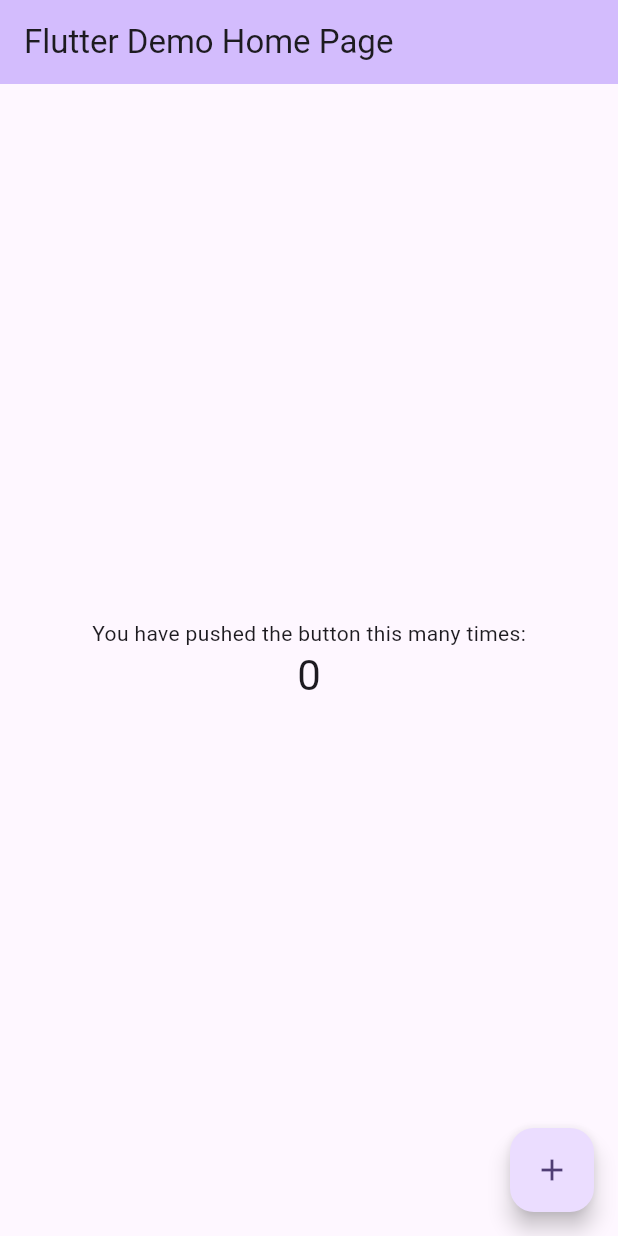
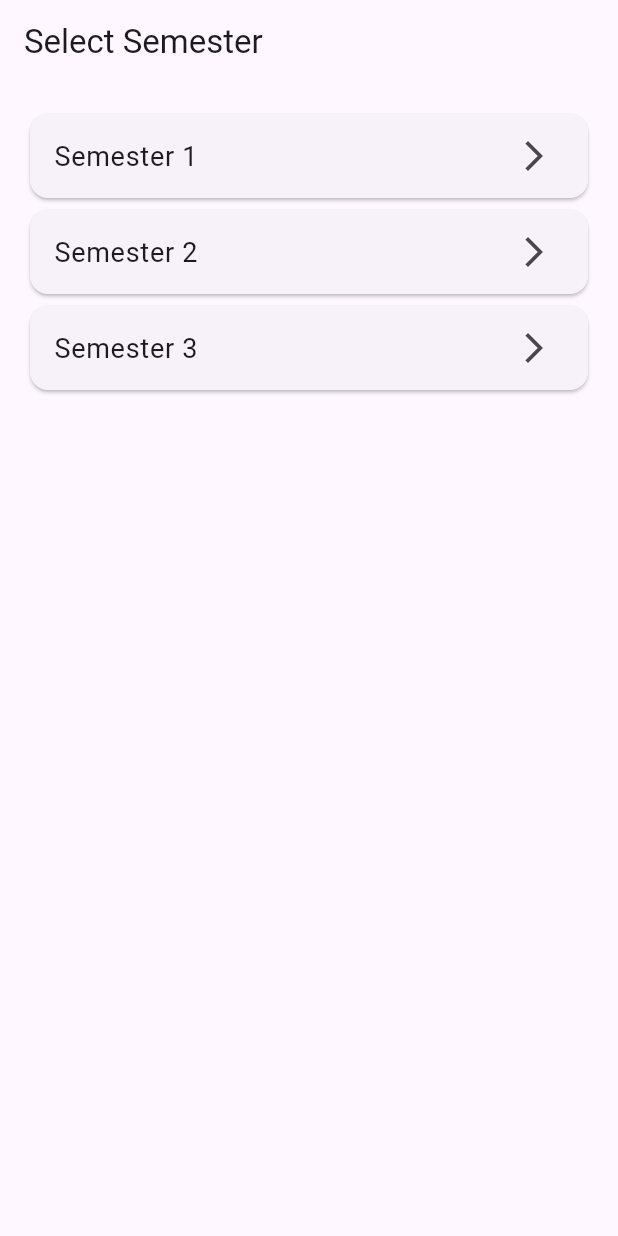
Before and after one commit to Swasthika-P-S/lms, a Flutter app: the screen it shows after launch, on a phone screen of 412 x 824 dp. Run offline on Flutter 3.47's test engine with Material 3 defaults, Android fonts, the phone set to English and light mode, and no system bars.

Commit message:
Add semester and course screens for quiz tab

```diff
--- a/lib/main.dart
+++ b/lib/main.dart
@@ -1,4 +1,5 @@
 import 'package:flutter/material.dart';
+import 'package:lms/quiz_tab/semester_screen.dart';
 
 void main() {
   runApp(const MyApp());
@@ -7,116 +8,15 @@ void main() {
 class MyApp extends StatelessWidget {
   const MyApp({super.key});
 
-  // This widget is the root of your application.
   @override
   Widget build(BuildContext context) {
     return MaterialApp(
-      title: 'Flutter Demo',
+      debugShowCheckedModeBanner: false,
+      title: 'LMS',
       theme: ThemeData(
-        // This is the theme of your application.
-        //
-        // TRY THIS: Try running your application with "flutter run". You'll see
-        // the application has a purple toolbar. Then, without quitting the app,
-        // try changing the seedColor in the colorScheme below to Colors.green
-        // and then invoke "hot reload" (save your changes or press the "hot
-        // reload" button in a Flutter-supported IDE, or press "r" if you used
-        // the command line to start the app).
-        //
-        // Notice that the counter didn't reset back to zero; the application
-        // state is not lost during the reload. To reset the state, use hot
-        // restart instead.
-        //
-        // This works for code too, not just values: Most code changes can be
-        // tested with just a hot reload.
-        colorScheme: .fromSeed(seedColor: Colors.deepPurple),
+        primarySwatch: Colors.blue,
       ),
-      home: const MyHomePage(title: 'Flutter Demo Home Page'),
+      home: const SemesterScreen(),
     );
   }
 }
-
-class MyHomePage extends StatefulWidget {
-  const MyHomePage({super.key, required this.title});
-
-  // This widget is the home page of your application. It is stateful, meaning
-  // that it has a State object (defined below) that contains fields that affect
-  // how it looks.
-
-  // This class is the configuration for the state. It holds the values (in this
-  // case the title) provided by the parent (in this case the App widget) and
-  // used by the build method of the State. Fields in a Widget subclass are
-  // always marked "final".
-
-  final String title;
-
-  @override
-  State<MyHomePage> createState() => _MyHomePageState();
-}
-
-class _MyHomePageState extends State<MyHomePage> {
-  int _counter = 0;
-
-  void _incrementCounter() {
-    setState(() {
-      // This call to setState tells the Flutter framework that something has
-      // changed in this State, which causes it to rerun the build method below
-      // so that the display can reflect the updated values. If we changed
-      // _counter without calling setState(), then the build method would not be
-      // called again, and so nothing would appear to happen.
-      _counter++;
-    });
-  }
-
-  @override
-  Widget build(BuildContext context) {
-    // This method is rerun every time setState is called, for instance as done
-    // by the _incrementCounter method above.
-    //
-    // The Flutter framework has been optimized to make rerunning build methods
-    // fast, so that you can just rebuild anything that needs updating rather
-    // than having to individually change instances of widgets.
-    return Scaffold(
-      appBar: AppBar(
-        // TRY THIS: Try changing the color here to a specific color (to
-        // Colors.amber, perhaps?) and trigger a hot reload to see the AppBar
-        // change color while the other colors stay the same.
-        backgroundColor: Theme.of(context).colorScheme.inversePrimary,
-        // Here we take the value from the MyHomePage object that was created by
-        // the App.build method, and use it to set our appbar title.
-        title: Text(widget.title),
-      ),
-      body: Center(
-        // Center is a layout widget. It takes a single child and positions it
-        // in the middle of the parent.
-        child: Column(
-          // Column is also a layout widget. It takes a list of children and
-          // arranges them vertically. By default, it sizes itself to fit its
-          // children horizontally, and tries to be as tall as its parent.
-          //
-          // Column has various properties to control how it sizes itself and
-          // how it positions its children. Here we use mainAxisAlignment to
-          // center the children vertically; the main axis here is the vertical
-          // axis because Columns are vertical (the cross axis would be
-          // horizontal).
-          //
-          // TRY THIS: Invoke "debug painting" (choose the "Toggle Debug Paint"
-          // action in the IDE, or press "p" in the console), to see the
-          // wireframe for each widget.
-          mainAxisAlignment: .center,
-          children: [
-            const Text('You have pushed the button this many times:'),
-            Text(
-              '$_counter',
-              style: Theme.of(context).textTheme.headlineMedium,
-            ),
-          ],
-        ),
-      ),
-      floatingActionButton: FloatingActionButton(
-        onPressed: _incrementCounter,
-        tooltip: 'Increment',
-        child: const Icon(Icons.add),
-      ),
-    );
-  }
-}
--- /dev/null
+++ b/lib/quiz_tab/semester.dart
@@ -0,0 +1,10 @@
+class Semester
+{
+  final String id;
+  final String name;
+
+  Semester({
+    required this.id,
+    required this.name,
+  });
+}
--- /dev/null
+++ b/lib/quiz_tab/semester_screen.dart
@@ -0,0 +1,58 @@
+import 'package:flutter/material.dart';
+import 'courses_screen.dart';
+
+// Simple Semester model (if you already have one, keep yours)
+class Semester {
+  final String id;
+  final String name;
+
+  Semester({required this.id, required this.name});
+}
+
+class SemesterScreen extends StatelessWidget {
+  const SemesterScreen({super.key});
+
+  @override
+  Widget build(BuildContext context) {
+    // Dummy semesters
+    final List<Semester> semesters = [
+      Semester(id: 's1', name: 'Semester 1'),
+      Semester(id: 's2', name: 'Semester 2'),
+      Semester(id: 's3', name: 'Semester 3'),
+    ];
+
+    return Scaffold(
+      appBar: AppBar(
+        title: const Text('Select Semester'),
+      ),
+      body: ListView.builder(
+        padding: const EdgeInsets.all(16),
+        itemCount: semesters.length,
+        itemBuilder: (context, index) {
+          final semester = semesters[index];
+
+          return Card(
+            child: ListTile(
+              title: Text(
+                semester.name,
+                style: const TextStyle(fontSize: 18),
+              ),
+              trailing: const Icon(Icons.arrow_forward_ios),
+              onTap: () {
+                Navigator.push(
+                  context,
+                  MaterialPageRoute(
+                    builder: (_) => CoursesScreen(
+                      semesterId: semester.id,
+                      semesterName: semester.name,
+                    ),
+                  ),
+                );
+              },
+            ),
+          );
+        },
+      ),
+    );
+  }
+}
```
Also changed, not shown: lib/quiz_tab/courses.dart (added, +11 -0 lines), lib/quiz_tab/courses_screen.dart (added, +66 -0 lines), lib/core/dummy/dummy_data.dart (deleted), lib/core/models/performance_point.dart (deleted), lib/core/models/recommendation.dart (deleted), lib/core/models/topic_progress.dart (deleted), lib/core/services/progress_service.dart (deleted).
